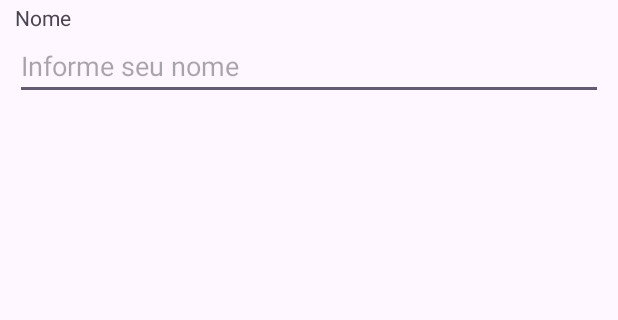
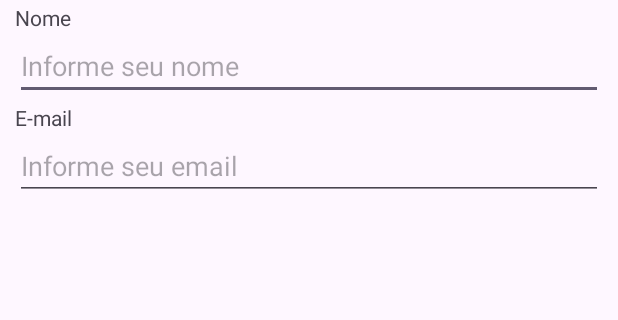
Before and after one commit to m-brito/HaVagas, an Android app: the layout activity_main.xml on its own in the app's theme, with its tools: preview values and no code run, on a phone screen of 412 x 824 dp, the part 90-410 px from its top. Run offline under Robolectric (Android 15) with nearby library versions, the phone set to English and light mode, and no system bars.

Commit message:
feat: add group input email

```diff
--- a/app/src/main/res/layout/activity_main.xml
+++ b/app/src/main/res/layout/activity_main.xml
@@ -34,7 +34,30 @@
         app:layout_constraintEnd_toEndOf="parent"
         app:layout_constraintStart_toStartOf="parent"
         app:layout_constraintTop_toBottomOf="@+id/textView" />
+    <EditText
+        android:id="@+id/nomeEt"
+        android:layout_width="0dp"
+        android:layout_height="wrap_content"
+        android:layout_marginStart="10dp"
+        android:layout_marginEnd="10dp"
+        android:ems="10"
+        android:hint="@string/informe_seu_nome"
+        android:inputType="text"
+        app:layout_constraintEnd_toEndOf="parent"
+        app:layout_constraintStart_toStartOf="parent"
+        app:layout_constraintTop_toBottomOf="@+id/nomeTv" />
 
+    <TextView
+        android:id="@+id/emailTv"
+        android:layout_width="0dp"
+        android:layout_height="wrap_content"
+        android:layout_marginStart="10dp"
+        android:layout_marginTop="2dp"
+        android:layout_marginEnd="10dp"
+        android:text="@string/e_mail"
+        app:layout_constraintEnd_toEndOf="parent"
+        app:layout_constraintStart_toStartOf="parent"
+        app:layout_constraintTop_toBottomOf="@+id/nomeEt" />
     <EditText
         android:id="@+id/editTextTextEmailAddress"
         android:layout_width="0dp"
@@ -42,9 +65,10 @@
         android:layout_marginStart="10dp"
         android:layout_marginEnd="10dp"
         android:ems="10"
-        android:hint="@string/informe_seu_nome"
+        android:hint="@string/informe_seu_email"
         android:inputType="textEmailAddress"
         app:layout_constraintEnd_toEndOf="parent"
         app:layout_constraintStart_toStartOf="parent"
-        app:layout_constraintTop_toBottomOf="@+id/nomeTv" />
+        app:layout_constraintTop_toBottomOf="@+id/emailTv" />
+
 </androidx.constraintlayout.widget.ConstraintLayout>
--- a/app/src/main/res/values/strings.xml
+++ b/app/src/main/res/values/strings.xml
@@ -3,4 +3,6 @@
     <string name="havagas">HaVagas</string>
     <string name="nome">Nome</string>
     <string name="informe_seu_nome">Informe seu nome</string>
+    <string name="e_mail">E-mail</string>
+    <string name="informe_seu_email">Informe seu email</string>
 </resources>
```
